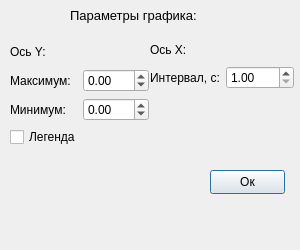
Qt form Settings/plotsettingsdialog.ui (efvai/motor-stand) before a commit.
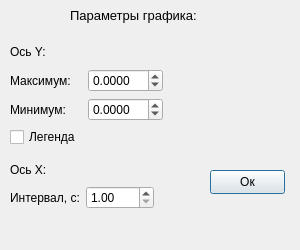
The same form after that commit.

Diff of the .ui file:
```diff
--- a/Settings/plotsettingsdialog.ui
+++ b/Settings/plotsettingsdialog.ui
@@ -68,8 +68,8 @@
   <widget class="QWidget" name="layoutWidget">
    <property name="geometry">
     <rect>
-     <x>150</x>
-     <y>40</y>
+     <x>10</x>
+     <y>160</y>
      <width>144</width>
      <height>49</height>
     </rect>
@@ -107,7 +107,7 @@
     <rect>
      <x>10</x>
      <y>40</y>
-     <width>139</width>
+     <width>153</width>
      <height>107</height>
     </rect>
    </property>
@@ -132,6 +132,9 @@
         </item>
         <item row="0" column="1">
          <widget class="QDoubleSpinBox" name="yMaxSpinner">
+          <property name="decimals">
+           <number>4</number>
+          </property>
           <property name="minimum">
            <double>-99.900000000000006</double>
           </property>
@@ -149,6 +152,9 @@
         </item>
         <item row="1" column="1">
          <widget class="QDoubleSpinBox" name="yMinSpinner">
+          <property name="decimals">
+           <number>4</number>
+          </property>
           <property name="minimum">
            <double>-99.989999999999995</double>
           </property>
```
